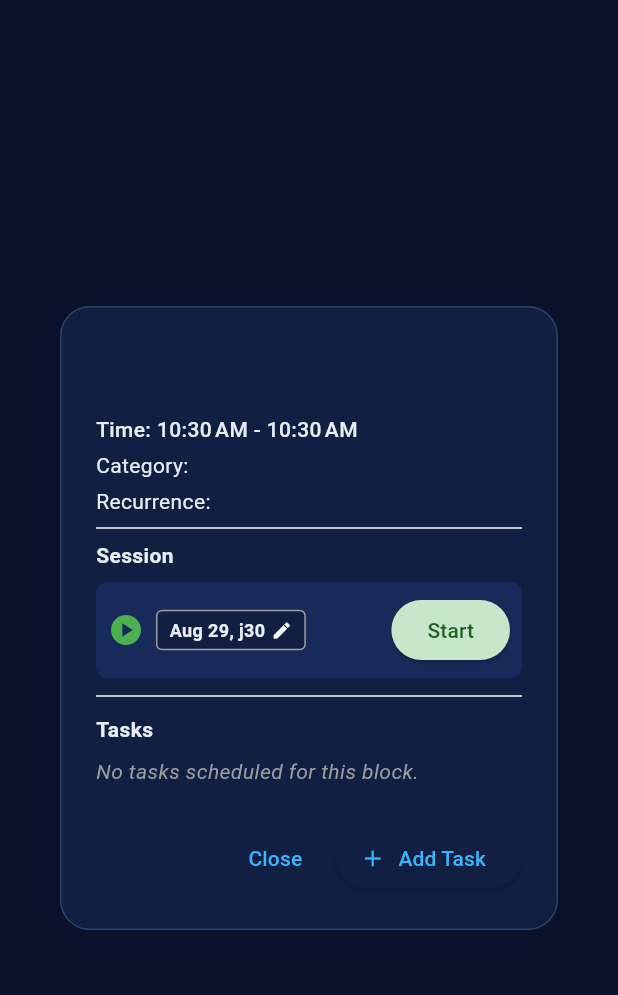
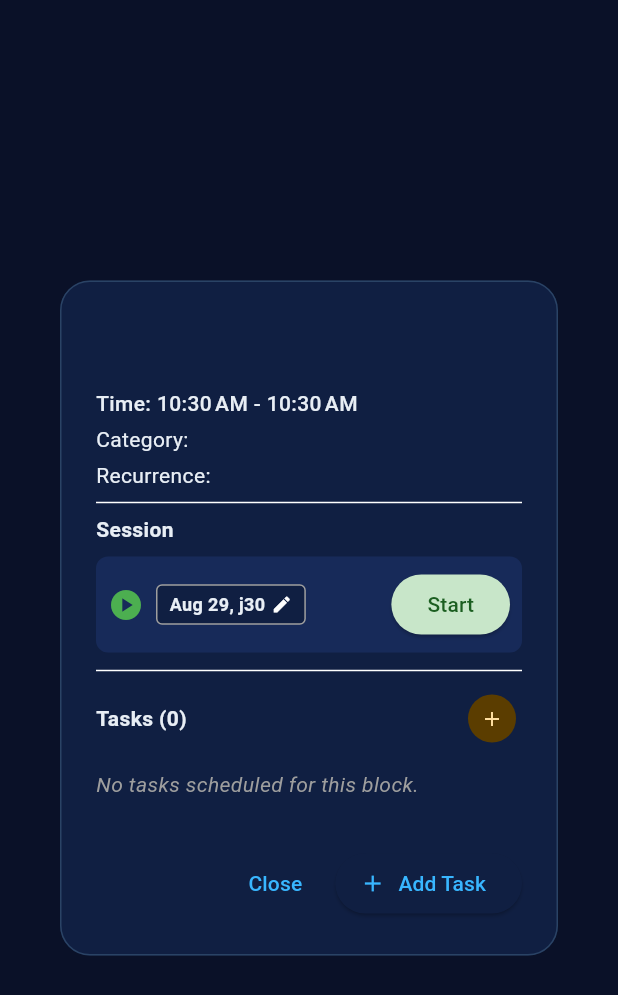
Before and after one commit to swatidev1404/crows-nest, a Flutter app: the BlockDetailsDialog widget shown alone on an empty page, opened directly with empty values, on a phone screen of 412 x 824 dp. Shown: the top 995 px of the screen. Run offline on Flutter 3.47's test engine with Material 3 defaults, Android fonts, the phone set to English and light mode, and no system bars; our stand-ins replace go_router, sqflite; accounts and stored records are empty.

Commit message:
Fix: Make block details dialog reactive to task additions and add task delete buttons

```diff
--- a/lib/providers/calendar_provider.dart
+++ b/lib/providers/calendar_provider.dart
@@ -149,6 +149,11 @@ class CalendarProvider extends ChangeNotifier {
     await _loadAllData();
   }
 
+  Future<void> deleteTask(int id) async {
+    await _db.deleteTask(id);
+    await _loadAllData();
+  }
+
   Future<void> toggleTaskPlanCompletion(Task task) async {
     final updatedTask = task.copyWith(completedPlan: !task.completedPlan);
     await _db.updateTask(updatedTask);
--- a/lib/screens/block_details_dialog.dart
+++ b/lib/screens/block_details_dialog.dart
@@ -1,4 +1,5 @@
 import 'package:flutter/material.dart';
+import 'package:provider/provider.dart';
 import 'package:crows_nest/models/block.dart' as model;
 import 'package:crows_nest/providers/calendar_provider.dart';
 import 'package:crows_nest/screens/add_task_dialog.dart';
@@ -27,15 +28,15 @@ class _BlockDetailsDialogState extends State<BlockDetailsDialog> {
     _selectedDateTime = DateTime.now();
   }
 
-  void _showAddTask(BuildContext context) {
+  void _showAddTask(BuildContext context, CalendarProvider provider) {
     showDialog(
       context: context,
       builder: (context) {
         return AddTaskDialog(
-          blocks: widget.provider.blocks,
+          blocks: provider.blocks,
           initialBlockId: widget.block.id,
           onAdd: (task) {
-            widget.provider.addTask(task);
+            provider.addTask(task);
           },
         );
       },
@@ -70,11 +71,11 @@ class _BlockDetailsDialogState extends State<BlockDetailsDialog> {
     }
   }
 
-  void _handleSessionAction(bool isActive) {
+  void _handleSessionAction(CalendarProvider provider, model.Block block, bool isActive) {
     if (isActive) {
-      widget.provider.stopBlock(widget.block, endTime: _selectedDateTime);
+      provider.stopBlock(block, endTime: _selectedDateTime);
     } else {
-      widget.provider.startBlock(widget.block, startTime: _selectedDateTime);
+      provider.startBlock(block, startTime: _selectedDateTime);
     }
     Navigator.of(context).pop();
   }
@@ -83,18 +84,27 @@ class _BlockDetailsDialogState extends State<BlockDetailsDialog> {
   Widget build(BuildContext context) {
     final DateFormat timeFormat = DateFormat('jm');
     final DateFormat dateTimeFormat = DateFormat('MMM d, jm');
-    final String timeRange = '${timeFormat.format(widget.block.startTime)} - ${timeFormat.format(widget.block.endTime)}';
 
-    final isActive = widget.provider.isBlockActive(widget.block.id!);
+    return Consumer<CalendarProvider>(
+      builder: (context, provider, child) {
+        // Resolve current live block with fresh tasks from provider
+        final currentBlock = provider.blocks.firstWhere(
+          (b) => b.id == widget.block.id,
+          orElse: () => widget.block,
+        );
+
+        final String timeRange = '${timeFormat.format(currentBlock.startTime)} - ${timeFormat.format(currentBlock.endTime)}';
+        final isActive = provider.isBlockActive(currentBlock.id!);
+        final blockTasks = currentBlock.tasks;
 
         return AlertDialog(
           title: Row(
             mainAxisAlignment: MainAxisAlignment.spaceBetween,
             children: [
               Expanded(
-            child: Text(widget.block.title, style: const TextStyle(fontWeight: FontWeight.bold)),
+                child: Text(currentBlock.title, style: const TextStyle(fontWeight: FontWeight.bold)),
               ),
-          Icon(Icons.circle, color: Color(widget.block.colorValue), size: 16),
+              Icon(Icons.circle, color: Color(currentBlock.colorValue), size: 16),
             ],
           ),
           content: SizedBox(
@@ -105,10 +115,10 @@ class _BlockDetailsDialogState extends State<BlockDetailsDialog> {
               children: [
                 Text('Time: $timeRange', style: const TextStyle(fontWeight: FontWeight.w500)),
                 const SizedBox(height: 4),
-            Text('Category: ${widget.block.category}'),
-            if (widget.block.recurrence != null) ...[
+                Text('Category: ${currentBlock.category}'),
+                if (currentBlock.recurrence != null) ...[
                   const SizedBox(height: 4),
-              Text('Recurrence: ${widget.block.recurrence}'),
+                  Text('Recurrence: ${currentBlock.recurrence}'),
                 ],
                 const Divider(height: 16),
 
@@ -146,7 +156,7 @@ class _BlockDetailsDialogState extends State<BlockDetailsDialog> {
                       ),
                       const Spacer(),
                       ElevatedButton(
-                    onPressed: () => _handleSessionAction(isActive),
+                        onPressed: () => _handleSessionAction(provider, currentBlock, isActive),
                         style: ElevatedButton.styleFrom(
                           backgroundColor: isActive ? Colors.red.shade100 : Colors.green.shade100,
                           foregroundColor: isActive ? Colors.red.shade900 : Colors.green.shade900,
@@ -158,23 +168,40 @@ class _BlockDetailsDialogState extends State<BlockDetailsDialog> {
                 ),
 
                 const Divider(height: 24),
-            const Text('Tasks', style: TextStyle(fontWeight: FontWeight.bold)),
-            const SizedBox(height: 8),
-            if (widget.block.tasks.isEmpty)
-              const Text('No tasks scheduled for this block.', style: TextStyle(fontStyle: FontStyle.italic, color: Colors.grey)),
-            if (widget.block.tasks.isNotEmpty)
+                Row(
+                  mainAxisAlignment: MainAxisAlignment.spaceBetween,
+                  children: [
+                    Text('Tasks (${blockTasks.length})', style: const TextStyle(fontWeight: FontWeight.bold)),
+                    IconButton.filledTonal(
+                      icon: const Icon(Icons.add, size: 16),
+                      visualDensity: VisualDensity.compact,
+                      tooltip: 'Add Task to Block',
+                      onPressed: () => _showAddTask(context, provider),
+                    ),
+                  ],
+                ),
+                const SizedBox(height: 6),
+                if (blockTasks.isEmpty)
+                  const Padding(
+                    padding: EdgeInsets.symmetric(vertical: 8.0),
+                    child: Text('No tasks scheduled for this block.', style: TextStyle(fontStyle: FontStyle.italic, color: Colors.grey)),
+                  ),
+                if (blockTasks.isNotEmpty)
                   Flexible(
                     child: ListView.builder(
                       shrinkWrap: true,
-                  itemCount: widget.block.tasks.length,
+                      itemCount: blockTasks.length,
                       itemBuilder: (context, index) {
-                    final task = widget.block.tasks[index];
+                        final task = blockTasks[index];
                         return ListTile(
                           contentPadding: EdgeInsets.zero,
                           dense: true,
-                      leading: Icon(
+                          leading: InkWell(
+                            onTap: () => provider.toggleTaskPlanCompletion(task),
+                            child: Icon(
                               task.completedPlan ? Icons.check_circle : Icons.radio_button_unchecked,
-                        color: Color(widget.block.colorValue),
+                              color: Color(currentBlock.colorValue),
+                            ),
                           ),
                           title: Text(
                             task.title,
@@ -182,7 +209,12 @@ class _BlockDetailsDialogState extends State<BlockDetailsDialog> {
                               decoration: task.completedPlan ? TextDecoration.lineThrough : null,
                             ),
                           ),
-                      onTap: () => widget.provider.toggleTaskPlanCompletion(task),
+                          trailing: IconButton(
+                            icon: const Icon(Icons.delete_outline_rounded, color: Colors.redAccent, size: 18),
+                            tooltip: 'Delete task',
+                            onPressed: () => provider.deleteTask(task.id!),
+                          ),
+                          onTap: () => provider.toggleTaskPlanCompletion(task),
                         );
                       },
                     ),
@@ -196,11 +228,13 @@ class _BlockDetailsDialogState extends State<BlockDetailsDialog> {
               child: const Text('Close'),
             ),
             ElevatedButton.icon(
-          onPressed: () => _showAddTask(context),
+              onPressed: () => _showAddTask(context, provider),
               icon: const Icon(Icons.add),
               label: const Text('Add Task'),
             ),
           ],
         );
+      },
+    );
   }
 }
```
Also changed, not shown: lib/screens/home_screen.dart (+7 -0 lines). Lines whose indentation alone changed are shown as unchanged.
